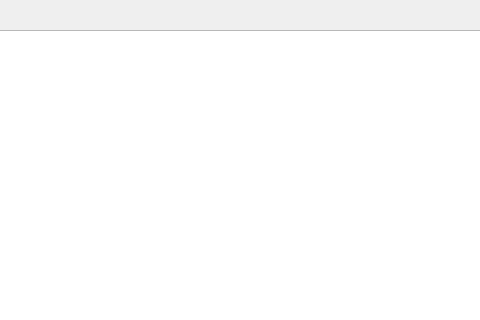
Before: the Qt Designer form PathFinder/mainwindow.ui in brno4758/Pathfinding, drawn with Qt 5; both pictures show x 377 to 857 and y 0 to 320 of the 1027 by 710 pixel window.
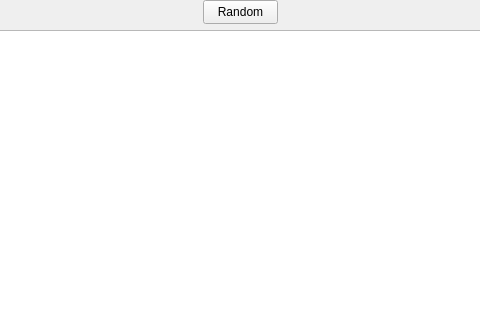
After: the same form once the commit is applied.

Commit message: Begin Random Maze Generator

```diff
--- a/PathFinder/mainwindow.ui
+++ b/PathFinder/mainwindow.ui
@@ -102,6 +102,19 @@
      <string>Greedy</string>
     </property>
    </widget>
+   <widget class="QPushButton" name="randomButton">
+    <property name="geometry">
+     <rect>
+      <x>580</x>
+      <y>0</y>
+      <width>75</width>
+      <height>24</height>
+     </rect>
+    </property>
+    <property name="text">
+     <string>Random</string>
+    </property>
+   </widget>
   </widget>
   <widget class="QMenuBar" name="menubar">
    <property name="geometry">
```
The commit also changes 42 other files.
